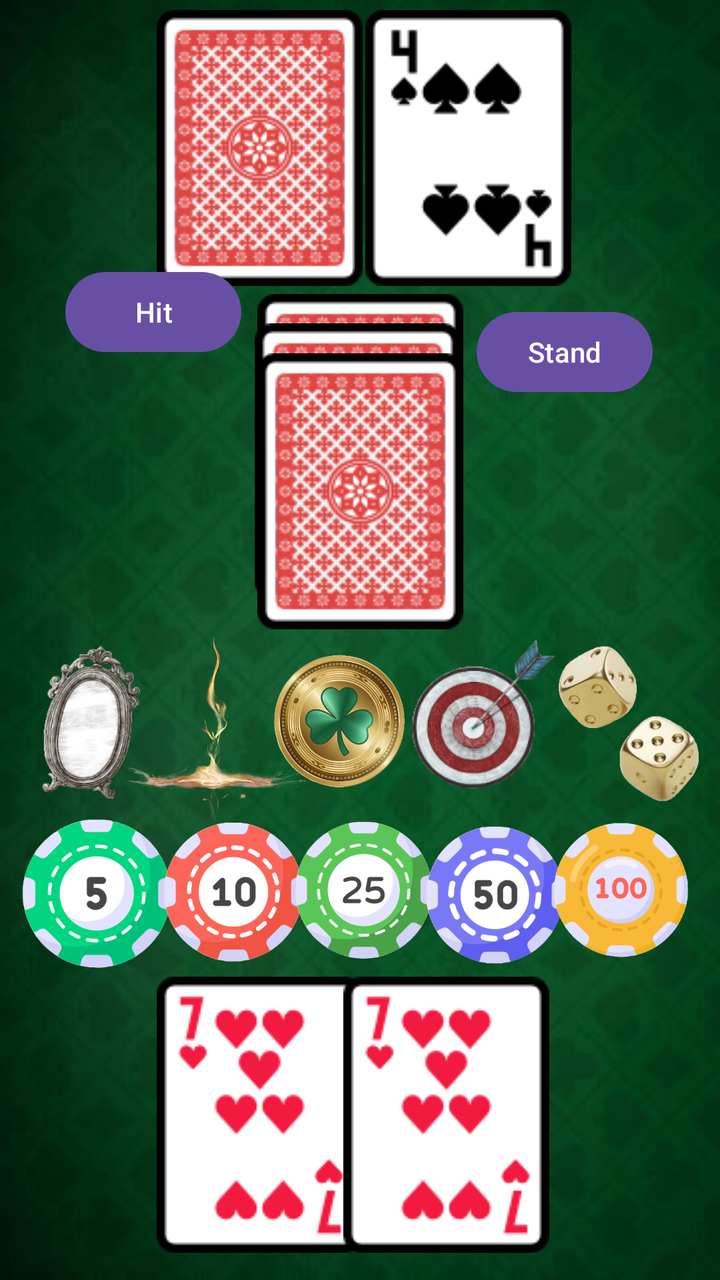
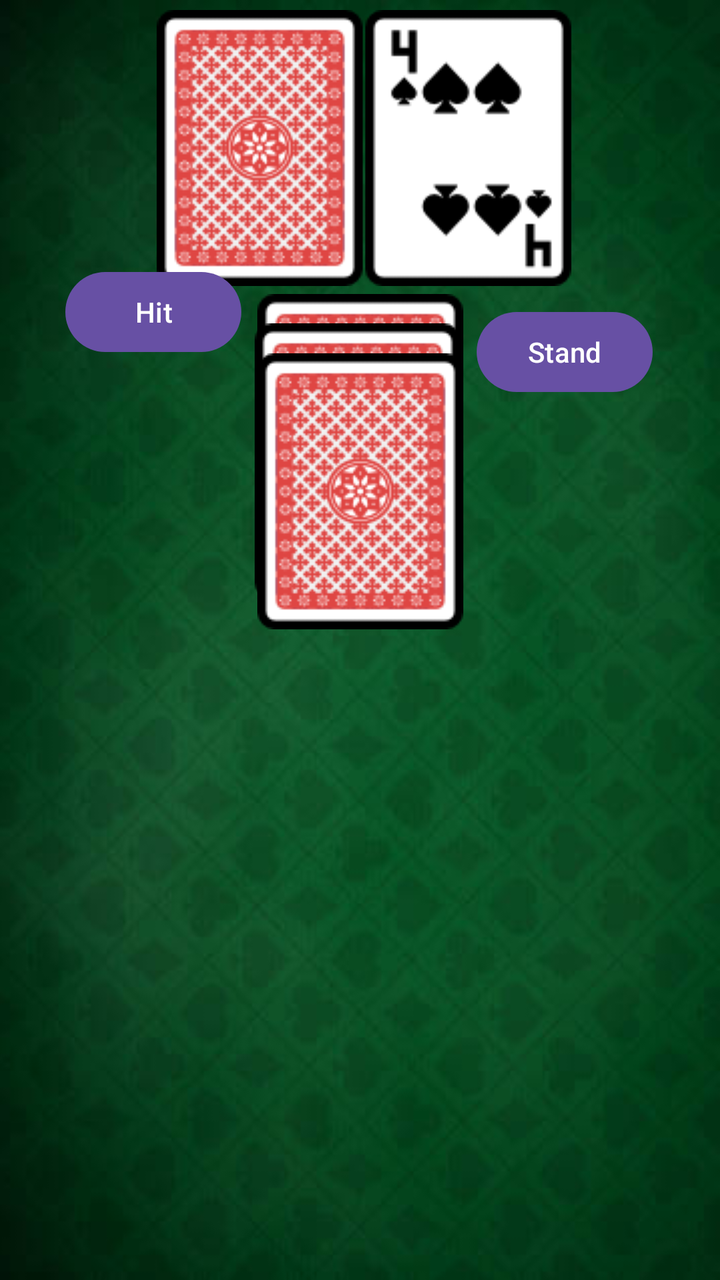

Two renders of the same Android screen: before a commit and after it. Below are the layout's source before the change and the commit's diff.
<!-- AndroidManifest.xml: application theme Theme._21Turbo -->
<!-- res/layout/play_screen.xml -->
<?xml version="1.0" encoding="utf-8"?>
<androidx.constraintlayout.widget.ConstraintLayout xmlns:android="http://schemas.android.com/apk/res/android"
    xmlns:app="http://schemas.android.com/apk/res-auto"
    xmlns:tools="http://schemas.android.com/tools"
    android:layout_width="match_parent"
    android:layout_height="match_parent"
    android:background="@drawable/table_background">

    <ImageView
        android:id="@+id/imageView3"
        android:layout_width="wrap_content"
        android:layout_height="wrap_content"
        app:layout_constraintBottom_toBottomOf="parent"
        app:layout_constraintEnd_toEndOf="parent"
        app:layout_constraintHorizontal_bias="0.305"
        app:layout_constraintStart_toStartOf="parent"
        app:layout_constraintTop_toTopOf="parent"
        app:layout_constraintVertical_bias="0.01"
        app:srcCompat="@drawable/back_of_card" />

    <ImageView
        android:id="@+id/imageView5"
        android:layout_width="wrap_content"
        android:layout_height="wrap_content"
        app:layout_constraintBottom_toBottomOf="parent"
        app:layout_constraintEnd_toEndOf="parent"
        app:layout_constraintStart_toStartOf="parent"
        app:layout_constraintTop_toTopOf="parent"
        app:layout_constraintVertical_bias="0.293"
        app:srcCompat="@drawable/back_of_card" />

    <ImageView
        android:id="@+id/imageView6"
        android:layout_width="wrap_content"
        android:layout_height="wrap_content"
        app:layout_constraintBottom_toBottomOf="parent"
        app:layout_constraintEnd_toEndOf="parent"
        app:layout_constraintHorizontal_bias="0.496"
        app:layout_constraintStart_toStartOf="parent"
        app:layout_constraintTop_toTopOf="parent"
        app:layout_constraintVertical_bias="0.322"
        app:srcCompat="@drawable/back_of_card" />

    <ImageView
        android:id="@+id/imageView7"
        android:layout_width="wrap_content"
        android:layout_height="wrap_content"
        app:layout_constraintBottom_toBottomOf="parent"
        app:layout_constraintEnd_toEndOf="parent"
        app:layout_constraintStart_toStartOf="parent"
        app:layout_constraintTop_toTopOf="parent"
        app:layout_constraintVertical_bias="0.352"
        app:srcCompat="@drawable/back_of_card" />

    <ImageView
        android:id="@+id/chip5"
        android:layout_width="98dp"
        android:layout_height="95dp"
        app:layout_constraintBottom_toBottomOf="parent"
        app:layout_constraintEnd_toEndOf="parent"
        app:layout_constraintHorizontal_bias="0.0"
        app:layout_constraintStart_toStartOf="parent"
        app:layout_constraintTop_toTopOf="parent"
        app:layout_constraintVertical_bias="0.731"
        app:srcCompat="@drawable/chip5" />

    <ImageView
        android:id="@+id/chip10"
        android:layout_width="102dp"
        android:layout_height="96dp"
        app:layout_constraintBottom_toBottomOf="parent"
        app:layout_constraintEnd_toEndOf="parent"
        app:layout_constraintHorizontal_bias="0.252"
        app:layout_constraintStart_toStartOf="parent"
        app:layout_constraintTop_toTopOf="parent"
        app:layout_constraintVertical_bias="0.733"
        app:srcCompat="@drawable/chip10" />

    <ImageView
        android:id="@+id/chip25"
        android:layout_width="108dp"
        android:layout_height="91dp"
        app:layout_constraintBottom_toBottomOf="parent"
        app:layout_constraintEnd_toEndOf="parent"
        app:layout_constraintHorizontal_bias="0.501"
        app:layout_constraintStart_toStartOf="parent"
        app:layout_constraintTop_toTopOf="parent"
        app:layout_constraintVertical_bias="0.732"
        app:srcCompat="@drawable/chip25" />

    <ImageView
        android:id="@+id/chip50"
        android:layout_width="90dp"
        android:layout_height="91dp"
        app:layout_constraintBottom_toBottomOf="parent"
        app:layout_constraintEnd_toEndOf="parent"
        app:layout_constraintHorizontal_bias="0.753"
        app:layout_constraintStart_toStartOf="parent"
        app:layout_constraintTop_toTopOf="parent"
        app:layout_constraintVertical_bias="0.734"
        app:srcCompat="@drawable/chip50" />

    <ImageView
        android:id="@+id/chip100"
        android:layout_width="102dp"
        android:layout_height="110dp"
        app:layout_constraintBottom_toBottomOf="parent"
        app:layout_constraintEnd_toEndOf="parent"
        app:layout_constraintTop_toTopOf="parent"
        app:layout_constraintVertical_bias="0.739"
        app:srcCompat="@drawable/chip100" />

    <ImageView
        android:id="@+id/imageView13"
        android:layout_width="wrap_content"
        android:layout_height="wrap_content"
        app:layout_constraintBottom_toBottomOf="parent"
        app:layout_constraintEnd_toEndOf="parent"
        app:layout_constraintHorizontal_bias="0.305"
        app:layout_constraintStart_toStartOf="parent"
        app:layout_constraintTop_toTopOf="parent"
        app:layout_constraintVertical_bias="0.973"
        app:srcCompat="@drawable/hearts7" />

    <ImageView
        android:id="@+id/imageView4"
        android:layout_width="wrap_content"
        android:layout_height="wrap_content"
        app:layout_constraintBottom_toBottomOf="parent"
        app:layout_constraintEnd_toEndOf="parent"
        app:layout_constraintHorizontal_bias="0.668"
        app:layout_constraintStart_toStartOf="parent"
        app:layout_constraintTop_toTopOf="parent"
        app:layout_constraintVertical_bias="0.973"
        app:srcCompat="@drawable/hearts7" />

    <ImageView
        android:id="@+id/imageView14"
        android:layout_width="wrap_content"
        android:layout_height="wrap_content"
        app:layout_constraintBottom_toBottomOf="parent"
        app:layout_constraintEnd_toEndOf="parent"
        app:layout_constraintHorizontal_bias="0.711"
        app:layout_constraintStart_toStartOf="parent"
        app:layout_constraintTop_toTopOf="parent"
        app:layout_constraintVertical_bias="0.01"
        app:srcCompat="@drawable/spades4" />

    <ImageView
        android:id="@+id/imageView15"
        android:layout_width="128dp"
        android:layout_height="165dp"
        app:layout_constraintBottom_toBottomOf="parent"
        app:layout_constraintEnd_toEndOf="parent"
        app:layout_constraintHorizontal_bias="0.183"
        app:layout_constraintStart_toStartOf="parent"
        app:layout_constraintTop_toTopOf="parent"
        app:layout_constraintVertical_bias="0.581"
        app:srcCompat="@drawable/powerup_switchstrike" />

    <ImageView
        android:id="@+id/imageView16"
        android:layout_width="64dp"
        android:layout_height="78dp"
        app:layout_constraintBottom_toBottomOf="parent"
        app:layout_constraintEnd_toEndOf="parent"
        app:layout_constraintHorizontal_bias="0.046"
        app:layout_constraintStart_toStartOf="parent"
        app:layout_constraintTop_toTopOf="parent"
        app:layout_constraintVertical_bias="0.572"
        app:srcCompat="@drawable/powerup_split" />

    <ImageView
        android:id="@+id/imageView17"
        android:layout_width="98dp"
        android:layout_height="92dp"
        app:layout_constraintBottom_toBottomOf="parent"
        app:layout_constraintEnd_toEndOf="parent"
        app:layout_constraintHorizontal_bias="0.46"
        app:layout_constraintStart_toStartOf="parent"
        app:layout_constraintTop_toTopOf="parent"
        app:layout_constraintVertical_bias="0.574"
        app:srcCompat="@drawable/powerup_luckyboost" />

    <ImageView
        android:id="@+id/imageView18"
        android:layout_width="91dp"
        android:layout_height="85dp"
        app:layout_constraintBottom_toBottomOf="parent"
        app:layout_constraintEnd_toEndOf="parent"
        app:layout_constraintHorizontal_bias="0.721"
        app:layout_constraintStart_toStartOf="parent"
        app:layout_constraintTop_toTopOf="parent"
        app:layout_constraintVertical_bias="0.568"
        app:srcCompat="@drawable/powerup_bullseye" />

    <ImageView
        android:id="@+id/imageView19"
        android:layout_width="86dp"
        android:layout_height="103dp"
        app:layout_constraintBottom_toBottomOf="parent"
        app:layout_constraintEnd_toEndOf="parent"
        app:layout_constraintHorizontal_bias="0.99"
        app:layout_constraintStart_toStartOf="parent"
        app:layout_constraintTop_toTopOf="parent"
        app:layout_constraintVertical_bias="0.578"
        app:srcCompat="@drawable/powerup_doubledown" />

    <Button
        android:id="@+id/hitButton"
        android:layout_width="wrap_content"
        android:layout_height="wrap_content"
        android:layout_marginBottom="460dp"
        android:text="Hit"
        app:layout_constraintBottom_toBottomOf="parent"
        app:layout_constraintEnd_toEndOf="parent"
        app:layout_constraintHorizontal_bias="0.12"
        app:layout_constraintStart_toStartOf="parent" />

    <Button
        android:id="@+id/standButton"
        android:layout_width="wrap_content"
        android:layout_height="wrap_content"
        android:layout_marginBottom="440dp"
        android:text="Stand"
        app:layout_constraintBottom_toBottomOf="parent"
        app:layout_constraintEnd_toEndOf="parent"
        app:layout_constraintHorizontal_bias="0.876"
        app:layout_constraintStart_toStartOf="parent" />

</androidx.constraintlayout.widget.ConstraintLayout>
<!-- resources referenced by this layout -->
<resources>
  <!-- drawable back_of_card: png bitmap (drawable, 24606 bytes) -->
  <!-- drawable chip10: png bitmap (drawable, 42084 bytes) -->
  <!-- drawable chip100: png bitmap (drawable, 44245 bytes) -->
  <!-- drawable chip25: png bitmap (drawable, 45548 bytes) -->
  <!-- drawable chip5: png bitmap (drawable, 42289 bytes) -->
  <!-- drawable chip50: png bitmap (drawable, 39470 bytes) -->
  <!-- drawable hearts7: png bitmap (drawable, 5265 bytes) -->
  <!-- drawable powerup_bullseye: png bitmap (drawable, 32155 bytes) -->
  <!-- drawable powerup_doubledown: png bitmap (drawable, 45422 bytes) -->
  <!-- drawable powerup_luckyboost: png bitmap (drawable, 328577 bytes) -->
  <!-- drawable powerup_split: png bitmap (drawable, 49918 bytes) -->
  <!-- drawable powerup_switchstrike: png bitmap (drawable, 209419 bytes) -->
  <!-- drawable spades4: png bitmap (drawable, 3785 bytes) -->
  <!-- drawable table_background: png bitmap (drawable, 149849 bytes) -->
  <style name="Theme._21Turbo" parent="Base.Theme._21Turbo" />
  <style name="Base.Theme._21Turbo" parent="Theme.Material3.DayNight.NoActionBar">
          
          
      </style>
</resources>

<!-- the commit's change to res/layout/play_screen.xml (unified diff, before → after) -->
@@ -53,88 +53,6 @@
         app:srcCompat="@drawable/back_of_card" />
 
     <ImageView
-        android:id="@+id/chip5"
-        android:layout_width="98dp"
-        android:layout_height="95dp"
-        app:layout_constraintBottom_toBottomOf="parent"
-        app:layout_constraintEnd_toEndOf="parent"
-        app:layout_constraintHorizontal_bias="0.0"
-        app:layout_constraintStart_toStartOf="parent"
-        app:layout_constraintTop_toTopOf="parent"
-        app:layout_constraintVertical_bias="0.731"
-        app:srcCompat="@drawable/chip5" />
-
-    <ImageView
-        android:id="@+id/chip10"
-        android:layout_width="102dp"
-        android:layout_height="96dp"
-        app:layout_constraintBottom_toBottomOf="parent"
-        app:layout_constraintEnd_toEndOf="parent"
-        app:layout_constraintHorizontal_bias="0.252"
-        app:layout_constraintStart_toStartOf="parent"
-        app:layout_constraintTop_toTopOf="parent"
-        app:layout_constraintVertical_bias="0.733"
-        app:srcCompat="@drawable/chip10" />
-
-    <ImageView
-        android:id="@+id/chip25"
-        android:layout_width="108dp"
-        android:layout_height="91dp"
-        app:layout_constraintBottom_toBottomOf="parent"
-        app:layout_constraintEnd_toEndOf="parent"
-        app:layout_constraintHorizontal_bias="0.501"
-        app:layout_constraintStart_toStartOf="parent"
-        app:layout_constraintTop_toTopOf="parent"
-        app:layout_constraintVertical_bias="0.732"
-        app:srcCompat="@drawable/chip25" />
-
-    <ImageView
-        android:id="@+id/chip50"
-        android:layout_width="90dp"
-        android:layout_height="91dp"
-        app:layout_constraintBottom_toBottomOf="parent"
-        app:layout_constraintEnd_toEndOf="parent"
-        app:layout_constraintHorizontal_bias="0.753"
-        app:layout_constraintStart_toStartOf="parent"
-        app:layout_constraintTop_toTopOf="parent"
-        app:layout_constraintVertical_bias="0.734"
-        app:srcCompat="@drawable/chip50" />
-
-    <ImageView
-        android:id="@+id/chip100"
-        android:layout_width="102dp"
-        android:layout_height="110dp"
-        app:layout_constraintBottom_toBottomOf="parent"
-        app:layout_constraintEnd_toEndOf="parent"
-        app:layout_constraintTop_toTopOf="parent"
-        app:layout_constraintVertical_bias="0.739"
-        app:srcCompat="@drawable/chip100" />
-
-    <ImageView
-        android:id="@+id/imageView13"
-        android:layout_width="wrap_content"
-        android:layout_height="wrap_content"
-        app:layout_constraintBottom_toBottomOf="parent"
-        app:layout_constraintEnd_toEndOf="parent"
-        app:layout_constraintHorizontal_bias="0.305"
-        app:layout_constraintStart_toStartOf="parent"
-        app:layout_constraintTop_toTopOf="parent"
-        app:layout_constraintVertical_bias="0.973"
-        app:srcCompat="@drawable/hearts7" />
-
-    <ImageView
-        android:id="@+id/imageView4"
-        android:layout_width="wrap_content"
-        android:layout_height="wrap_content"
-        app:layout_constraintBottom_toBottomOf="parent"
-        app:layout_constraintEnd_toEndOf="parent"
-        app:layout_constraintHorizontal_bias="0.668"
-        app:layout_constraintStart_toStartOf="parent"
-        app:layout_constraintTop_toTopOf="parent"
-        app:layout_constraintVertical_bias="0.973"
-        app:srcCompat="@drawable/hearts7" />
-
-    <ImageView
         android:id="@+id/imageView14"
         android:layout_width="wrap_content"
         android:layout_height="wrap_content"
@@ -145,66 +63,6 @@
         app:layout_constraintTop_toTopOf="parent"
         app:layout_constraintVertical_bias="0.01"
         app:srcCompat="@drawable/spades4" />
-
-    <ImageView
-        android:id="@+id/imageView15"
-        android:layout_width="128dp"
-        android:layout_height="165dp"
-        app:layout_constraintBottom_toBottomOf="parent"
-        app:layout_constraintEnd_toEndOf="parent"
-        app:layout_constraintHorizontal_bias="0.183"
-        app:layout_constraintStart_toStartOf="parent"
-        app:layout_constraintTop_toTopOf="parent"
-        app:layout_constraintVertical_bias="0.581"
-        app:srcCompat="@drawable/powerup_switchstrike" />
-
-    <ImageView
-        android:id="@+id/imageView16"
-        android:layout_width="64dp"
-        android:layout_height="78dp"
-        app:layout_constraintBottom_toBottomOf="parent"
-        app:layout_constraintEnd_toEndOf="parent"
-        app:layout_constraintHorizontal_bias="0.046"
-        app:layout_constraintStart_toStartOf="parent"
-        app:layout_constraintTop_toTopOf="parent"
-        app:layout_constraintVertical_bias="0.572"
-        app:srcCompat="@drawable/powerup_split" />
-
-    <ImageView
-        android:id="@+id/imageView17"
-        android:layout_width="98dp"
-        android:layout_height="92dp"
-        app:layout_constraintBottom_toBottomOf="parent"
-        app:layout_constraintEnd_toEndOf="parent"
-        app:layout_constraintHorizontal_bias="0.46"
-        app:layout_constraintStart_toStartOf="parent"
-        app:layout_constraintTop_toTopOf="parent"
-        app:layout_constraintVertical_bias="0.574"
-        app:srcCompat="@drawable/powerup_luckyboost" />
-
-    <ImageView
-        android:id="@+id/imageView18"
-        android:layout_width="91dp"
-        android:layout_height="85dp"
-        app:layout_constraintBottom_toBottomOf="parent"
-        app:layout_constraintEnd_toEndOf="parent"
-        app:layout_constraintHorizontal_bias="0.721"
-        app:layout_constraintStart_toStartOf="parent"
-        app:layout_constraintTop_toTopOf="parent"
-        app:layout_constraintVertical_bias="0.568"
-        app:srcCompat="@drawable/powerup_bullseye" />
-
-    <ImageView
-        android:id="@+id/imageView19"
-        android:layout_width="86dp"
-        android:layout_height="103dp"
-        app:layout_constraintBottom_toBottomOf="parent"
-        app:layout_constraintEnd_toEndOf="parent"
-        app:layout_constraintHorizontal_bias="0.99"
-        app:layout_constraintStart_toStartOf="parent"
-        app:layout_constraintTop_toTopOf="parent"
-        app:layout_constraintVertical_bias="0.578"
-        app:srcCompat="@drawable/powerup_doubledown" />
 
     <Button
         android:id="@+id/hitButton"
@@ -228,4 +86,13 @@
         app:layout_constraintHorizontal_bias="0.876"
         app:layout_constraintStart_toStartOf="parent" />
 
+    <LinearLayout
+        android:id="@+id/playerHand"
+        android:layout_width="411dp"
+        android:layout_height="124dp"
+        android:layout_marginTop="591dp"
+        android:orientation="horizontal"
+        app:layout_constraintStart_toStartOf="parent"
+        app:layout_constraintTop_toTopOf="parent"></LinearLayout>
+
 </androidx.constraintlayout.widget.ConstraintLayout>
<!-- resource entries referenced after the edit -->
@@ -1,17 +1,6 @@
 <!-- resources referenced by this layout -->
 <resources>
   <!-- drawable back_of_card: png bitmap (drawable, 24606 bytes) -->
-  <!-- drawable chip10: png bitmap (drawable, 42084 bytes) -->
-  <!-- drawable chip100: png bitmap (drawable, 44245 bytes) -->
-  <!-- drawable chip25: png bitmap (drawable, 45548 bytes) -->
-  <!-- drawable chip5: png bitmap (drawable, 42289 bytes) -->
-  <!-- drawable chip50: png bitmap (drawable, 39470 bytes) -->
-  <!-- drawable hearts7: png bitmap (drawable, 5265 bytes) -->
-  <!-- drawable powerup_bullseye: png bitmap (drawable, 32155 bytes) -->
-  <!-- drawable powerup_doubledown: png bitmap (drawable, 45422 bytes) -->
-  <!-- drawable powerup_luckyboost: png bitmap (drawable, 328577 bytes) -->
-  <!-- drawable powerup_split: png bitmap (drawable, 49918 bytes) -->
-  <!-- drawable powerup_switchstrike: png bitmap (drawable, 209419 bytes) -->
   <!-- drawable spades4: png bitmap (drawable, 3785 bytes) -->
   <!-- drawable table_background: png bitmap (drawable, 149849 bytes) -->
   <style name="Theme._21Turbo" parent="Base.Theme._21Turbo" />
